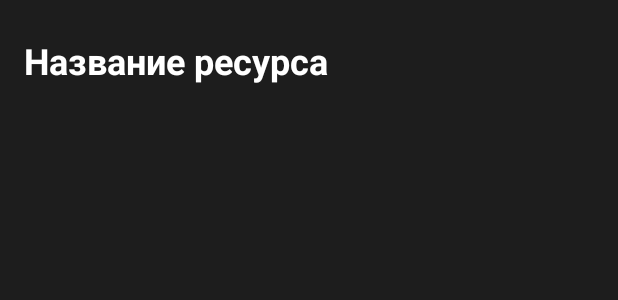
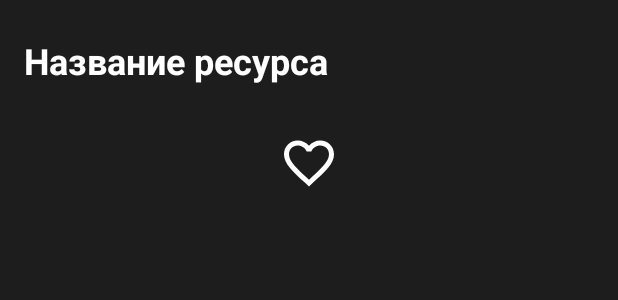
Before and after one commit to Avvami/MovieStreamingApp, an Android app: the layout activity_resource_detail.xml on its own in the app's theme, with its tools: preview values and no code run, on a phone screen of 412 x 824 dp. Shown: the top 300 px of the screen. Run offline under Robolectric (Android 15) with nearby library versions, the phone set to English and light mode, and no system bars.

Commit message:
Favorite toggle has been added

```diff
--- a/app/src/main/java/com/bignerdranch/android/moviestreamingapp/ResourceDetailActivity.kt
+++ b/app/src/main/java/com/bignerdranch/android/moviestreamingapp/ResourceDetailActivity.kt
@@ -4,6 +4,8 @@ import androidx.appcompat.app.AppCompatActivity
 import android.os.Bundle
 import android.widget.ImageView
 import android.widget.TextView
+import android.widget.Toast
+import android.widget.ToggleButton
 
 class ResourceDetailActivity : AppCompatActivity() {
 
@@ -14,6 +16,17 @@ class ResourceDetailActivity : AppCompatActivity() {
         setContentView(R.layout.activity_resource_detail)
 
         resourceTitle = findViewById(R.id.resource_detail_name)
+
+        val favoriteToggle = findViewById<ToggleButton>(R.id.favorite_toggle)
+
+        favoriteToggle.setOnCheckedChangeListener { _, isChecked ->
+            if (isChecked) {
+                Toast.makeText(this, "Is on", Toast.LENGTH_SHORT).show()
+            } else {
+                Toast.makeText(this, "Is off", Toast.LENGTH_SHORT).show()
+            }
+        }
+
         setValuesToView()
     }
 
--- /dev/null
+++ b/app/src/main/res/drawable/favorite_toggle_selector.xml
@@ -0,0 +1,5 @@
+<?xml version="1.0" encoding="utf-8"?>
+<selector xmlns:android="http://schemas.android.com/apk/res/android">
+    <item android:state_checked="false" android:drawable="@drawable/ic_baseline_favorite_border_24"/>
+    <item android:state_checked="true" android:drawable="@drawable/ic_baseline_favorite_24"/>
+</selector>
--- /dev/null
+++ b/app/src/main/res/drawable/ic_baseline_favorite_24.xml
@@ -0,0 +1,5 @@
+<vector android:height="24dp" android:tint="#FFFFFF"
+    android:viewportHeight="24" android:viewportWidth="24"
+    android:width="24dp" xmlns:android="http://schemas.android.com/apk/res/android">
+    <path android:fillColor="@android:color/white" android:pathData="M12,21.35l-1.45,-1.32C5.4,15.36 2,12.28 2,8.5 2,5.42 4.42,3 7.5,3c1.74,0 3.41,0.81 4.5,2.09C13.09,3.81 14.76,3 16.5,3 19.58,3 22,5.42 22,8.5c0,3.78 -3.4,6.86 -8.55,11.54L12,21.35z"/>
+</vector>
--- /dev/null
+++ b/app/src/main/res/drawable/ic_baseline_favorite_border_24.xml
@@ -0,0 +1,5 @@
+<vector android:height="24dp" android:tint="#FFFFFF"
+    android:viewportHeight="24" android:viewportWidth="24"
+    android:width="24dp" xmlns:android="http://schemas.android.com/apk/res/android">
+    <path android:fillColor="@android:color/white" android:pathData="M16.5,3c-1.74,0 -3.41,0.81 -4.5,2.09C10.91,3.81 9.24,3 7.5,3 4.42,3 2,5.42 2,8.5c0,3.78 3.4,6.86 8.55,11.54L12,21.35l1.45,-1.32C18.6,15.36 22,12.28 22,8.5 22,5.42 19.58,3 16.5,3zM12.1,18.55l-0.1,0.1 -0.1,-0.1C7.14,14.24 4,11.39 4,8.5 4,6.5 5.5,5 7.5,5c1.54,0 3.04,0.99 3.57,2.36h1.87C13.46,5.99 14.96,5 16.5,5c2,0 3.5,1.5 3.5,3.5 0,2.89 -3.14,5.74 -7.9,10.05z"/>
+</vector>
--- a/app/src/main/res/layout/activity_resource_detail.xml
+++ b/app/src/main/res/layout/activity_resource_detail.xml
@@ -19,4 +19,16 @@
         android:textStyle="bold"
         app:layout_constraintStart_toStartOf="parent"
         app:layout_constraintTop_toTopOf="parent" />
+
+    <ToggleButton
+        android:id="@+id/favorite_toggle"
+        android:layout_width="40dp"
+        android:layout_height="40dp"
+        android:layout_marginTop="32dp"
+        android:background="@drawable/favorite_toggle_selector"
+        android:textOff=""
+        android:textOn=""
+        app:layout_constraintEnd_toEndOf="parent"
+        app:layout_constraintStart_toStartOf="parent"
+        app:layout_constraintTop_toBottomOf="@+id/resource_detail_name" />
 </androidx.constraintlayout.widget.ConstraintLayout>
```
